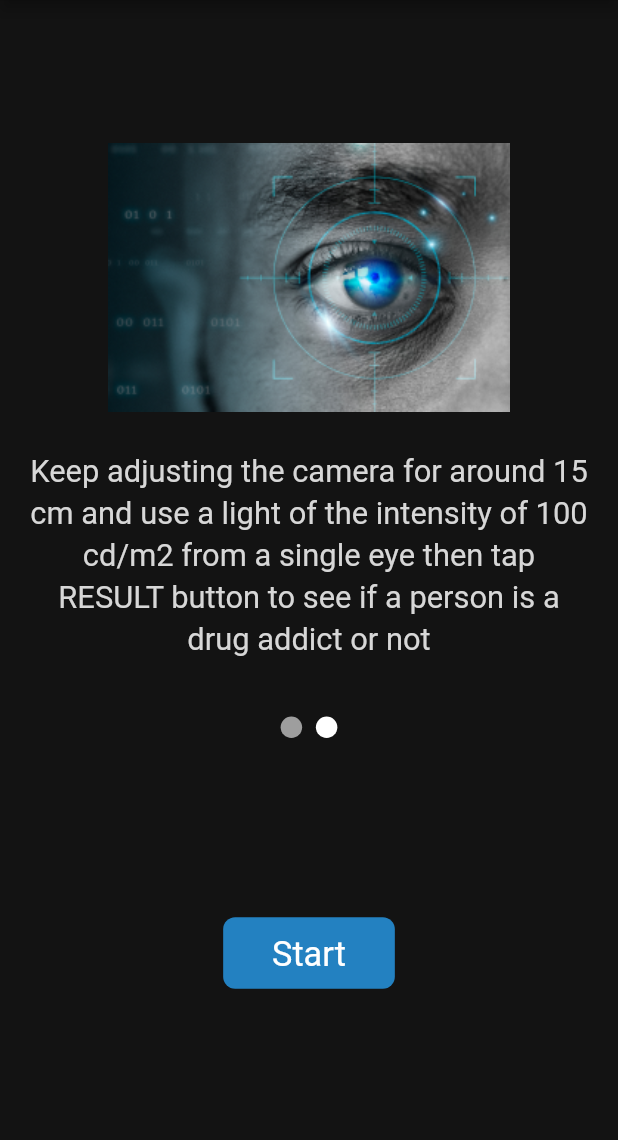
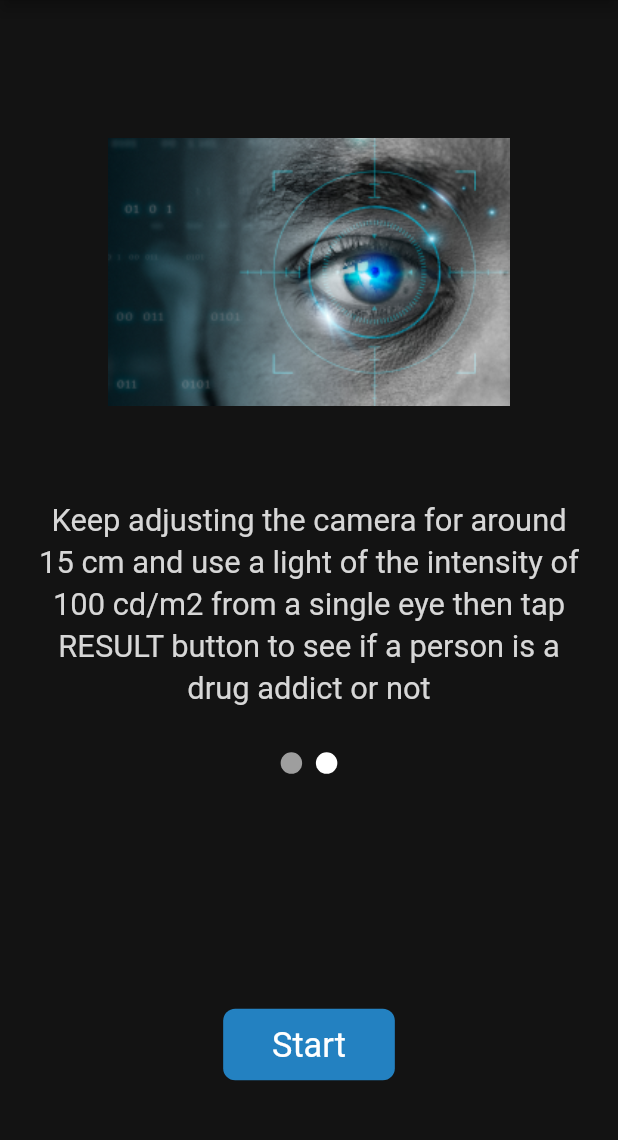
Before and after one commit to ahmednabil0/rob3_gram, a Flutter app: the screen it shows after launch, swiped to page 2, on a phone screen of 412 x 824 dp, the part 84-1224 px from its top. Run offline on Flutter 3.47's test engine with Material 2 defaults, Android fonts, the phone set to English and light mode, and no system bars; drawn by our look-alikes of carousel_slider, smooth_page_indicator; our stand-ins replace animated_splash_screen, camera, flutter_screenutil, image_picker; missing offline and left inert: at_gauges.

Commit message:
last update

```diff
--- a/lib/screens/get_start_screen.dart
+++ b/lib/screens/get_start_screen.dart
@@ -34,36 +34,34 @@ class _GetStratedScreenState extends State<GetStratedScreen> {
         child: Column(
           children: [
             SizedBox(
-              height: 80.h,
+              height: 60.h,
             ),
             SizedBox(
-              height: 320.h,
+              height: 360.h,
               child: CarouselSlider.builder(
                 itemCount: AppData.data.length,
                 itemBuilder:
                     (BuildContext context, int itemIndex, int pageViewIndex) =>
                         Column(
+                  mainAxisAlignment: MainAxisAlignment.spaceEvenly,
                   children: [
                     Image.asset(
                       AppData.data[itemIndex]['img'],
                       height: 150.h,
                     ),
                     SizedBox(
-                      height: 15.h,
+                      height: 10.h,
                     ),
                     Padding(
-                      padding: EdgeInsets.all(6.0.r),
+                      padding: EdgeInsets.all(8.r),
                       child: Text(
                         AppData.data[itemIndex]['des'],
                         textAlign: TextAlign.center,
                         style: TextStyle(
                             color: const Color(0xffD7D7D7),
                             fontSize: 18.sp,
-                            height: 1.35),
+                            height: 1.36),
                       ),
-                    ),
-                    SizedBox(
-                      height: 5.h,
                     ),
                   ],
                 ),
@@ -72,7 +70,7 @@ class _GetStratedScreenState extends State<GetStratedScreen> {
                     activeIndex = index;
                     setState(() {});
                   },
-                  height: 500.h,
+                  height: 380.h,
                   viewportFraction: 1,
                   initialPage: 0,
                   enableInfiniteScroll: false,
@@ -97,9 +95,7 @@ class _GetStratedScreenState extends State<GetStratedScreen> {
                 spacing: 8.r,
               ),
             ),
-            SizedBox(
-              height: 100.h,
-            ),
+            const Spacer(),
             InkWell(
               onTap: () {
                 if (activeIndex == 1) {
@@ -133,6 +129,9 @@ class _GetStratedScreenState extends State<GetStratedScreen> {
                 ),
               ),
             ),
+            SizedBox(
+              height: 40.h,
+            ),
           ],
         ),
       ),
--- a/lib/screens/result_screen.dart
+++ b/lib/screens/result_screen.dart
@@ -113,7 +113,7 @@ class _ResultScreenState extends State<ResultScreen> {
                               )),
                       ),
                       titlePosition: TitlePosition.bottom,
-                      unit: '%',
+                      unit: 'mm',
                       pointerColor: widget.status != 'abnormal'
                           ? Colors.green.withOpacity(0.8)
                           : const Color(0xffD23B3B),
```
Also changed, not shown: 1 other file.
